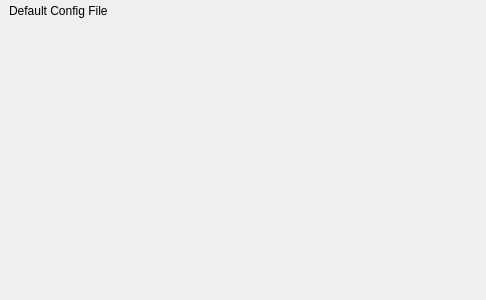
The window that ground/openpilotgcs/src/plugins/uavsettingsmanager/uavsettingsmanagergadgetoptionspage.ui (vooon/OpenPilot) describes before a commit, drawn with Qt 5.
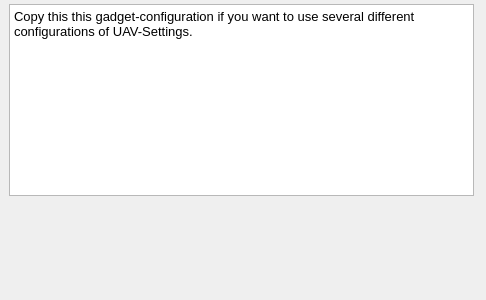
The same window after the commit. Custom widgets are drawn as their Qt base class.

Commit message: OP-369 GCS UAV Settings Manager: Cleanup unused functions.

The edit to the form file:
```diff
--- a/ground/openpilotgcs/src/plugins/uavsettingsmanager/uavsettingsmanagergadgetoptionspage.ui
+++ b/ground/openpilotgcs/src/plugins/uavsettingsmanager/uavsettingsmanagergadgetoptionspage.ui
@@ -45,34 +45,21 @@
      <number>10</number>
     </property>
     <item>
-     <layout class="QHBoxLayout" name="horizontalLayout" stretch="0,0">
-      <property name="spacing">
-       <number>10</number>
+     <widget class="QTextBrowser" name="textBrowser">
+      <property name="autoFillBackground">
+       <bool>true</bool>
       </property>
-      <property name="sizeConstraint">
-       <enum>QLayout::SetMaximumSize</enum>
+      <property name="html">
+       <string>&lt;!DOCTYPE HTML PUBLIC &quot;-//W3C//DTD HTML 4.0//EN&quot; &quot;http://www.w3.org/TR/REC-html40/strict.dtd&quot;&gt;
+&lt;html&gt;&lt;head&gt;&lt;meta name=&quot;qrichtext&quot; content=&quot;1&quot; /&gt;&lt;style type=&quot;text/css&quot;&gt;
+p, li { white-space: pre-wrap; }
+&lt;/style&gt;&lt;/head&gt;&lt;body style=&quot; font-family:'Sans'; font-size:10pt; font-weight:400; font-style:normal;&quot;&gt;
+&lt;table border=&quot;0&quot; style=&quot;-qt-table-type: root; margin-top:4px; margin-bottom:4px; margin-left:4px; margin-right:4px;&quot;&gt;
+&lt;tr&gt;
+&lt;td style=&quot;border: none;&quot;&gt;
+&lt;p style=&quot; margin-top:0px; margin-bottom:0px; margin-left:0px; margin-right:0px; -qt-block-indent:0; text-indent:0px;&quot;&gt;Copy this this gadget-configuration if you want to use several different configurations of UAV-Settings.&lt;/p&gt;&lt;/td&gt;&lt;/tr&gt;&lt;/table&gt;&lt;/body&gt;&lt;/html&gt;</string>
       </property>
-      <property name="bottomMargin">
-       <number>10</number>
-      </property>
-      <item>
-       <widget class="QLabel" name="label">
-        <property name="text">
-         <string>Default Config File </string>
-        </property>
-       </widget>
-      </item>
-      <item>
-       <widget class="Utils::PathChooser" name="iniFile" native="true">
-        <property name="sizePolicy">
-         <sizepolicy hsizetype="MinimumExpanding" vsizetype="Preferred">
-          <horstretch>0</horstretch>
-          <verstretch>0</verstretch>
-         </sizepolicy>
-        </property>
-       </widget>
-      </item>
-     </layout>
+     </widget>
     </item>
     <item>
      <spacer name="verticalSpacer">
@@ -90,14 +77,6 @@
    </layout>
   </widget>
  </widget>
- <customwidgets>
-  <customwidget>
-   <class>Utils::PathChooser</class>
-   <extends>QWidget</extends>
-   <header>utils/pathchooser.h</header>
-   <container>1</container>
-  </customwidget>
- </customwidgets>
  <resources/>
  <connections/>
 </ui>
```
The commit also changes 5 other files.
